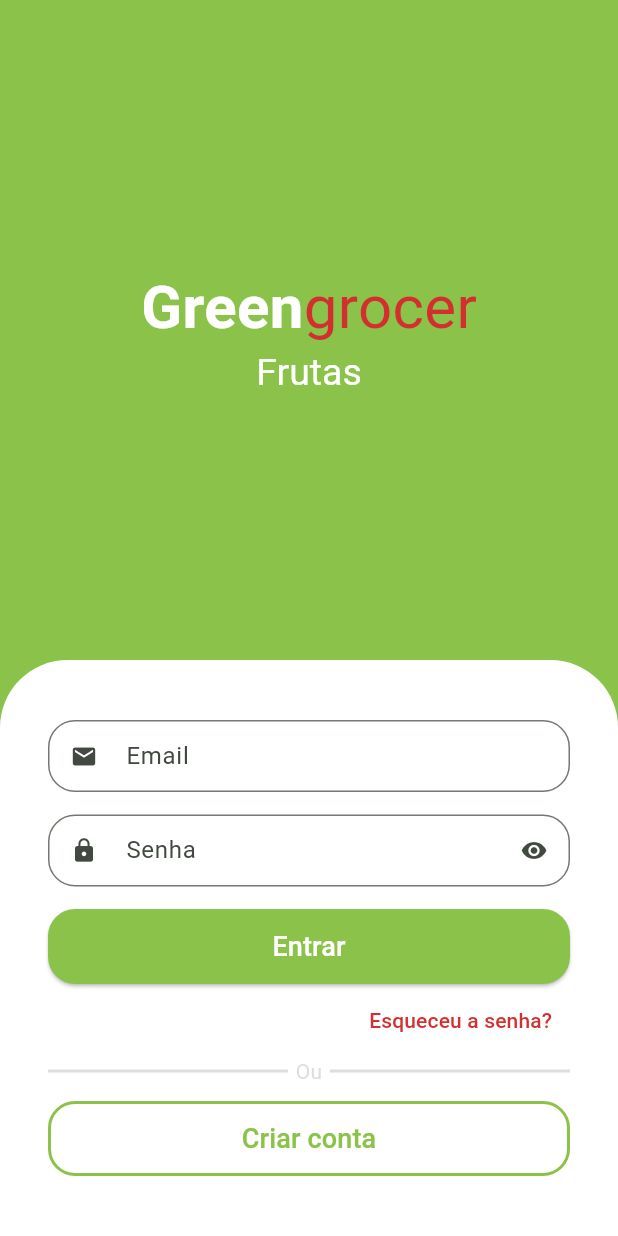
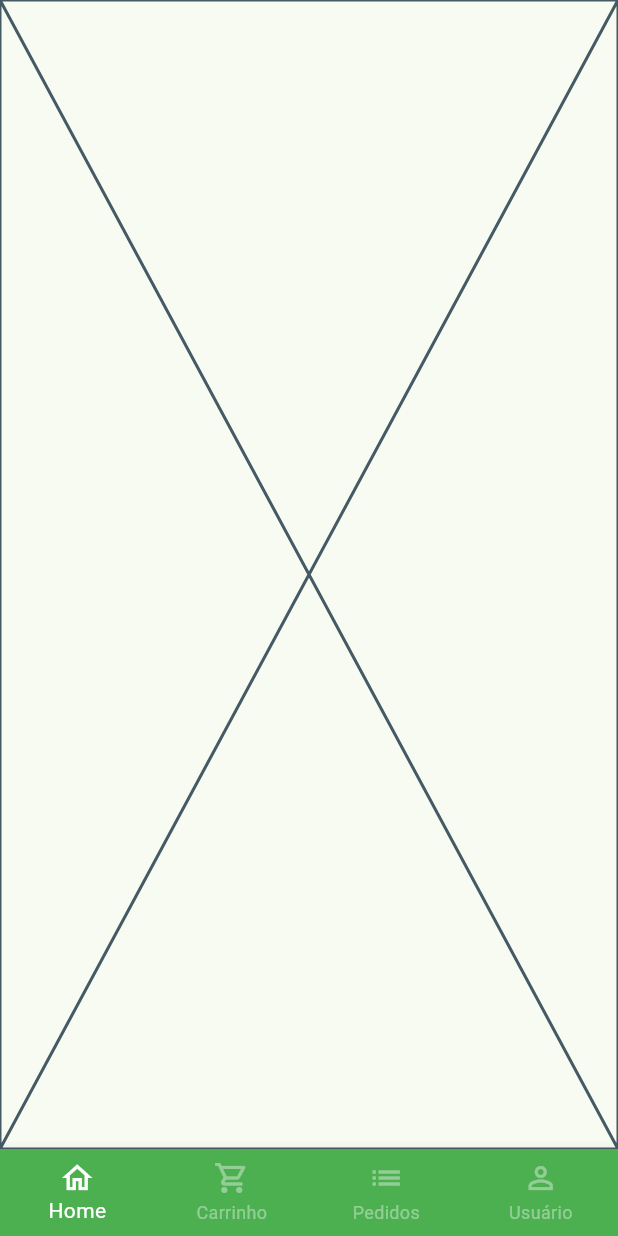
Before and after one commit to randradee/greengrocer, a Flutter app: the screen it shows after launch, after a tap on "Entrar", on a phone screen of 412 x 824 dp. Run offline on Flutter 3.47's test engine with Material 3 defaults, Android fonts, the phone set to English and light mode, and no system bars; drawn by our look-alikes of animated_text_kit; our stand-ins replace mask_text_input_formatter.

Commit message:
finalizada tela base com menu inferior e PageView

```diff
--- a/lib/src/auth/sign_in_screen.dart
+++ b/lib/src/auth/sign_in_screen.dart
@@ -2,6 +2,7 @@ import 'package:flutter/material.dart';
 import 'package:greengrocer/src/auth/components/custom_text_field.dart';
 import 'package:animated_text_kit/animated_text_kit.dart';
 import 'package:greengrocer/src/auth/sign_up_screen.dart';
+import 'package:greengrocer/src/base/base_screen.dart';
 import 'package:greengrocer/src/config/custom_colors.dart';
 
 class SignInScreen extends StatelessWidget {
@@ -84,7 +85,12 @@ class SignInScreen extends StatelessWidget {
                     SizedBox(
                       height: 50,
                       child: ElevatedButton(
-                          onPressed: () {},
+                          onPressed: () {
+                            Navigator.of(context).pushReplacement(
+                                MaterialPageRoute(builder: (c) {
+                              return const BaseScreen();
+                            }));
+                          },
                           style: ElevatedButton.styleFrom(
                               backgroundColor: CustomColors.customSwatchColor,
                               shape: RoundedRectangleBorder(
--- /dev/null
+++ b/lib/src/base/base_screen.dart
@@ -0,0 +1,50 @@
+import 'package:flutter/material.dart';
+import 'package:greengrocer/src/cart/cart_tab.dart';
+import 'package:greengrocer/src/home/home_tab.dart';
+import 'package:greengrocer/src/orders/orders_tab.dart';
+import 'package:greengrocer/src/user/user_tab.dart';
+
+class BaseScreen extends StatefulWidget {
+  const BaseScreen({super.key});
+
+  @override
+  State<BaseScreen> createState() => _BaseScreenState();
+}
+
+class _BaseScreenState extends State<BaseScreen> {
+  int currentIndex = 0;
+  final pageController = PageController();
+
+  @override
+  Widget build(BuildContext context) {
+    return Scaffold(
+      body: PageView(
+        physics: const NeverScrollableScrollPhysics(),
+        controller: pageController,
+        children: const [HomeTab(), CartTab(), OrdersTab(), UserTab()],
+      ),
+      bottomNavigationBar: BottomNavigationBar(
+        currentIndex: currentIndex,
+        onTap: (index) {
+          setState(() {
+            currentIndex = index;
+            pageController.jumpToPage(index);
+          });
+        },
+        backgroundColor: Colors.green,
+        selectedItemColor: Colors.white,
+        unselectedItemColor: Colors.white.withAlpha(100),
+        type: BottomNavigationBarType.fixed,
+        items: const [
+          BottomNavigationBarItem(
+              icon: Icon(Icons.home_outlined), label: 'Home'),
+          BottomNavigationBarItem(
+              icon: Icon(Icons.shopping_cart_outlined), label: 'Carrinho'),
+          BottomNavigationBarItem(icon: Icon(Icons.list), label: 'Pedidos'),
+          BottomNavigationBarItem(
+              icon: Icon(Icons.person_outline_outlined), label: 'Usuário'),
+        ],
+      ),
+    );
+  }
+}
--- /dev/null
+++ b/lib/src/home/home_tab.dart
@@ -0,0 +1,15 @@
+import 'package:flutter/material.dart';
+
+class HomeTab extends StatefulWidget {
+  const HomeTab({super.key});
+
+  @override
+  State<HomeTab> createState() => _HomeTabState();
+}
+
+class _HomeTabState extends State<HomeTab> {
+  @override
+  Widget build(BuildContext context) {
+    return const Placeholder();
+  }
+}
```
Also changed, not shown: lib/src/cart/cart_tab.dart (added, +15 -0 lines), lib/src/orders/orders_tab.dart (added, +15 -0 lines), lib/src/user/user_tab.dart (added, +15 -0 lines), 20 other files.
